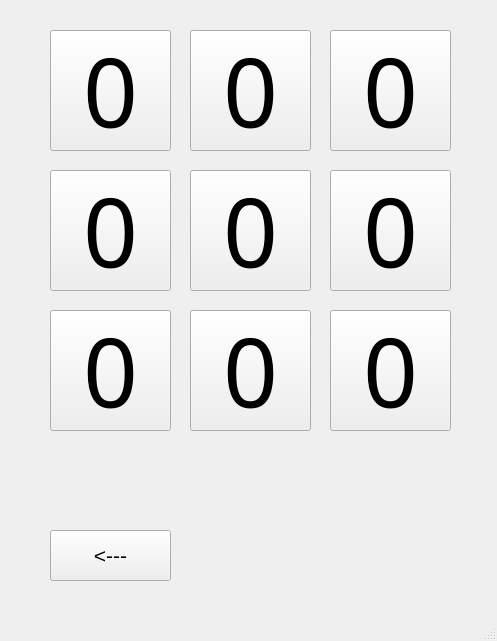
Old version of the form mainwindow.ui in the repository ArseniLuchinin/XO_3_olny.
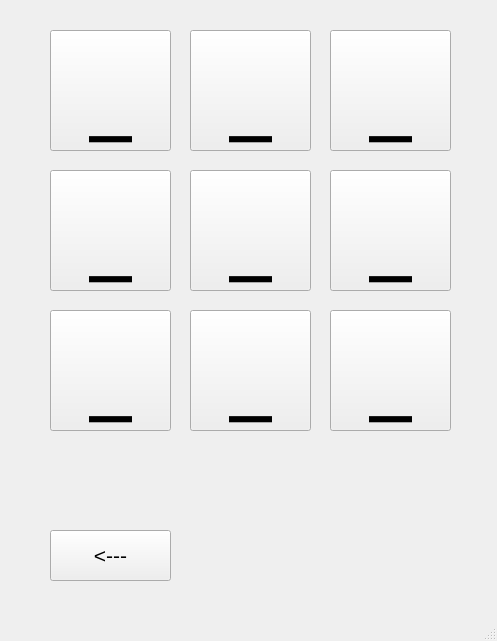
New version of the form. The open tabs and pages were chosen to show the change. Custom widgets are drawn as their Qt base class.

Commit message: add recired figure

The edit to the form file:
```diff
--- a/mainwindow.ui
+++ b/mainwindow.ui
@@ -45,7 +45,7 @@
        </font>
       </property>
       <property name="text">
-       <string>0</string>
+       <string>_</string>
       </property>
      </widget>
      <widget class="XO_Button" name="pushButton_5">
@@ -66,7 +66,7 @@
        </font>
       </property>
       <property name="text">
-       <string>0</string>
+       <string>_</string>
       </property>
      </widget>
      <widget class="XO_Button" name="pushButton_4">
@@ -87,7 +87,7 @@
        </font>
       </property>
       <property name="text">
-       <string>0</string>
+       <string>_</string>
       </property>
      </widget>
      <widget class="XO_Button" name="pushButton_7">
@@ -108,7 +108,7 @@
        </font>
       </property>
       <property name="text">
-       <string>0</string>
+       <string>_</string>
       </property>
      </widget>
      <widget class="XO_Button" name="pushButton_2">
@@ -129,7 +129,7 @@
        </font>
       </property>
       <property name="text">
-       <string>0</string>
+       <string>_</string>
       </property>
      </widget>
      <widget class="XO_Button" name="pushButton_6">
@@ -150,7 +150,7 @@
        </font>
       </property>
       <property name="text">
-       <string>0</string>
+       <string>_</string>
       </property>
      </widget>
      <widget class="XO_Button" name="pushButton_8">
@@ -171,7 +171,7 @@
        </font>
       </property>
       <property name="text">
-       <string>0</string>
+       <string>_</string>
       </property>
      </widget>
      <widget class="XO_Button" name="pushButton_9">
@@ -192,7 +192,7 @@
        </font>
       </property>
       <property name="text">
-       <string notr="true" extracomment="8">0</string>
+       <string notr="true" extracomment="8">_</string>
       </property>
       <property name="checkable">
        <bool>false</bool>
@@ -216,7 +216,7 @@
        </font>
       </property>
       <property name="text">
-       <string>0</string>
+       <string>_</string>
       </property>
      </widget>
      <widget class="QPushButton" name="pushButton_11">
```
The commit also changes 2 other files.
